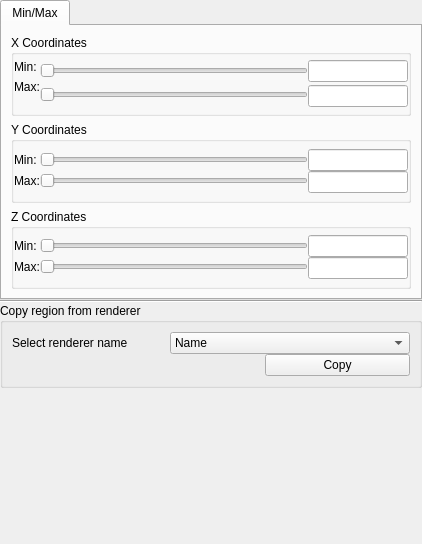
Qt form apps/vaporgui/GeometryWidgetGUI.ui (StasJ/vapor-formatted) before a commit.
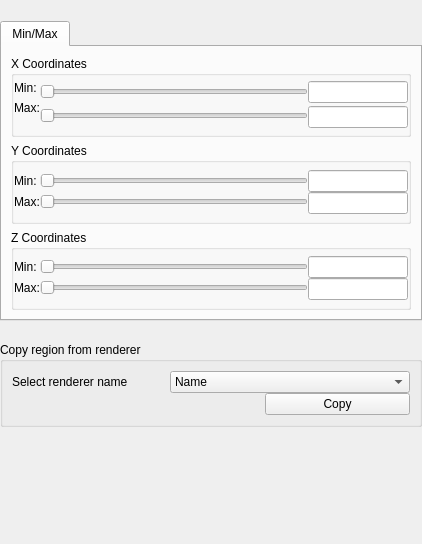
The same form after that commit.

Commit message: Finally fixed GeometryWidget's vertical sizing problem

Patch:
```diff
--- a/apps/vaporgui/GeometryWidgetGUI.ui
+++ b/apps/vaporgui/GeometryWidgetGUI.ui
@@ -13,10 +13,13 @@
   <property name="windowTitle">
    <string>Form</string>
   </property>
-  <layout class="QVBoxLayout" name="verticalLayout">
+  <layout class="QVBoxLayout" name="verticalLayout" stretch="2,1,0">
    <property name="spacing">
     <number>0</number>
    </property>
+   <property name="sizeConstraint">
+    <enum>QLayout::SetMinimumSize</enum>
+   </property>
    <property name="leftMargin">
     <number>0</number>
    </property>
@@ -31,6 +34,18 @@
    </property>
    <item>
     <widget class="QStackedWidget" name="stackedSliderWidget">
+     <property name="sizePolicy">
+      <sizepolicy hsizetype="Preferred" vsizetype="Maximum">
+       <horstretch>0</horstretch>
+       <verstretch>0</verstretch>
+      </sizepolicy>
+     </property>
+     <property name="minimumSize">
+      <size>
+       <width>0</width>
+       <height>290</height>
+      </size>
+     </property>
      <property name="frameShape">
       <enum>QFrame::NoFrame</enum>
      </property>
@@ -42,6 +57,9 @@
        <property name="spacing">
         <number>0</number>
        </property>
+       <property name="sizeConstraint">
+        <enum>QLayout::SetMaximumSize</enum>
+       </property>
        <property name="leftMargin">
         <number>0</number>
        </property>
@@ -57,7 +75,7 @@
        <item>
         <widget class="QTabWidget" name="minMaxTab">
          <property name="sizePolicy">
-          <sizepolicy hsizetype="MinimumExpanding" vsizetype="Expanding">
+          <sizepolicy hsizetype="MinimumExpanding" vsizetype="Maximum">
            <horstretch>0</horstretch>
            <verstretch>0</verstretch>
           </sizepolicy>
@@ -1926,25 +1944,27 @@
      </widget>
     </widget>
    </item>
-   <item>
-    <widget class="Line" name="line">
-     <property name="orientation">
-      <enum>Qt::Horizontal</enum>
-     </property>
-    </widget>
-   </item>
    <item>
     <widget class="QGroupBox" name="groupBox">
      <property name="minimumSize">
       <size>
        <width>0</width>
-       <height>0</height>
+       <height>100</height>
+      </size>
+     </property>
+     <property name="maximumSize">
+      <size>
+       <width>16777215</width>
+       <height>125</height>
       </size>
      </property>
      <property name="title">
       <string>Copy region from renderer</string>
      </property>
      <layout class="QVBoxLayout" name="verticalLayout_8">
+      <property name="sizeConstraint">
+       <enum>QLayout::SetMinAndMaxSize</enum>
+      </property>
       <item>
        <layout class="QVBoxLayout" name="verticalLayout_7">
         <property name="spacing">
@@ -2065,6 +2085,9 @@
      <property name="orientation">
       <enum>Qt::Vertical</enum>
      </property>
+     <property name="sizeType">
+      <enum>QSizePolicy::Minimum</enum>
+     </property>
      <property name="sizeHint" stdset="0">
       <size>
        <width>20</width>
```
